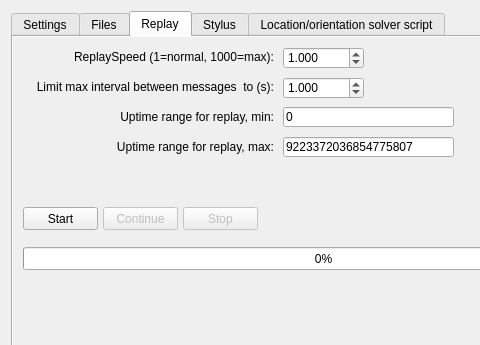
The window that postprocessform.ui (GNSS-Stylist/GNSS-Stylus) describes before a commit, drawn with Qt 5; both pictures show x 0 to 480 and y 0 to 345 of the 664 by 956 pixel window.
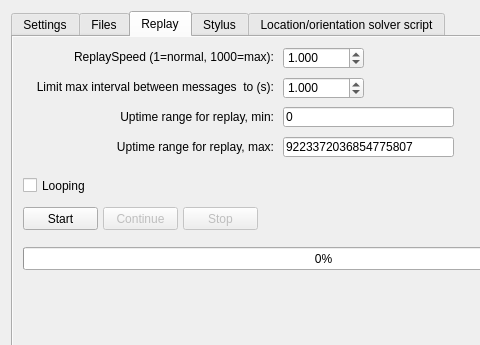
The same window after the commit. The open tabs and pages were chosen to show the change.

Commit message: Added looping-option to replay

Diff of the .ui file:
```diff
--- a/postprocessform.ui
+++ b/postprocessform.ui
@@ -1448,6 +1448,19 @@
         <string>9223372036854775807</string>
        </property>
       </widget>
+      <widget class="QCheckBox" name="checkBox_Looping">
+       <property name="geometry">
+        <rect>
+         <x>10</x>
+         <y>140</y>
+         <width>70</width>
+         <height>17</height>
+        </rect>
+       </property>
+       <property name="text">
+        <string>Looping</string>
+       </property>
+      </widget>
      </widget>
      <widget class="QWidget" name="tab_Stylus">
       <property name="autoFillBackground">
```
The commit also changes 1 other file.
